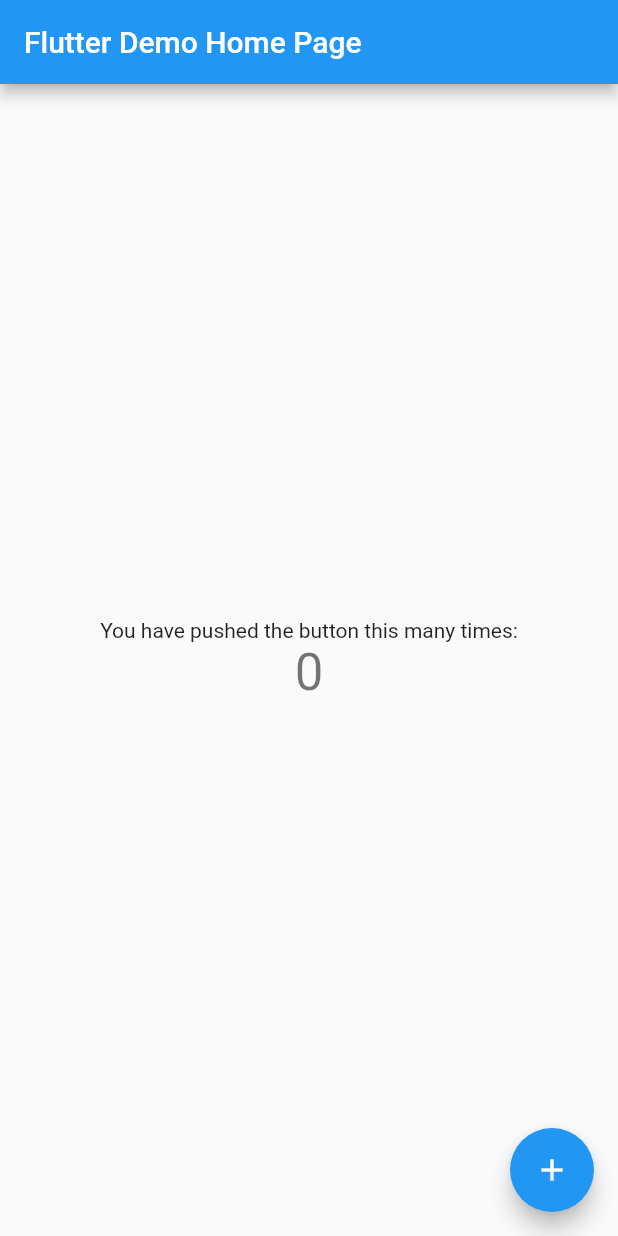
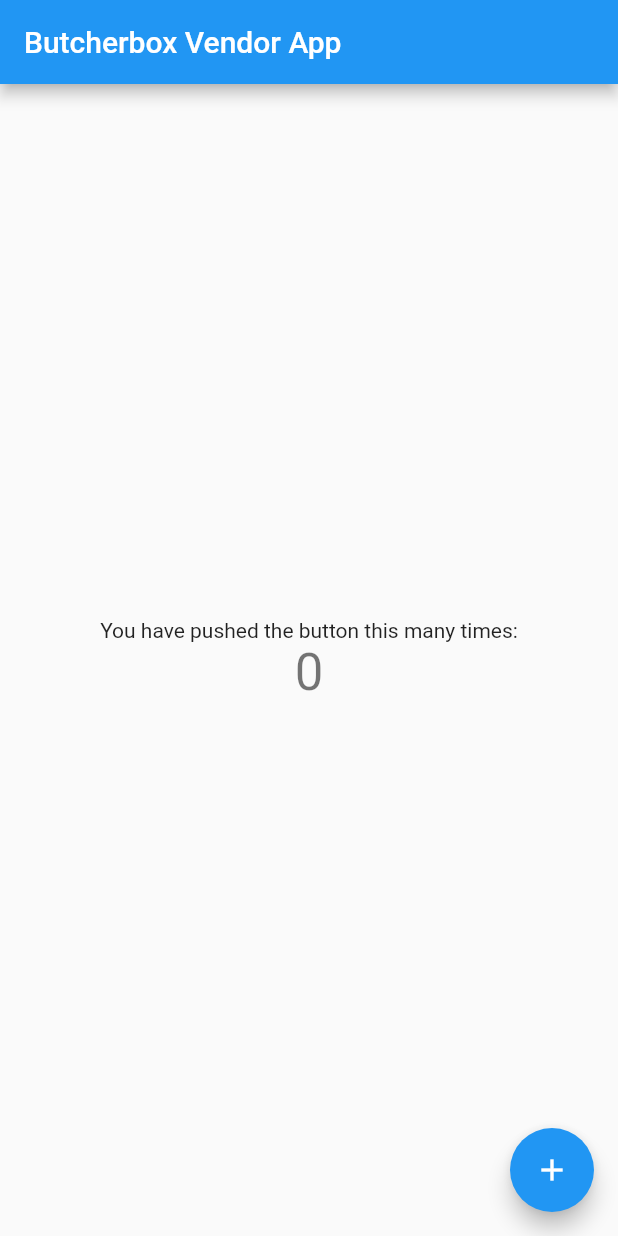
Before and after one commit to thearach/butcherboxvendor, a Flutter app: the screen it shows after launch, on a phone screen of 412 x 824 dp. Run offline on Flutter 3.47's test engine with Material 2 defaults, Android fonts, the phone set to English and light mode, and no system bars.

Commit message:
added provider to yaml

```diff
--- a/lib/main.dart
+++ b/lib/main.dart
@@ -24,7 +24,7 @@ class MyApp extends StatelessWidget {
         // is not restarted.
         primarySwatch: Colors.blue,
       ),
-      home: const MyHomePage(title: 'Flutter Demo Home Page'),
+      home: const MyHomePage(title: 'Butcherbox Vendor App'),
     );
   }
 }
--- a/pubspec.yaml
+++ b/pubspec.yaml
@@ -34,6 +34,7 @@ dependencies:
   # The following adds the Cupertino Icons font to your application.
   # Use with the CupertinoIcons class for iOS style icons.
   cupertino_icons: ^1.0.2
+  provider: ^6.0.0
 
 dev_dependencies:
   flutter_test:
```
Also changed, not shown: pubspec.lock.
